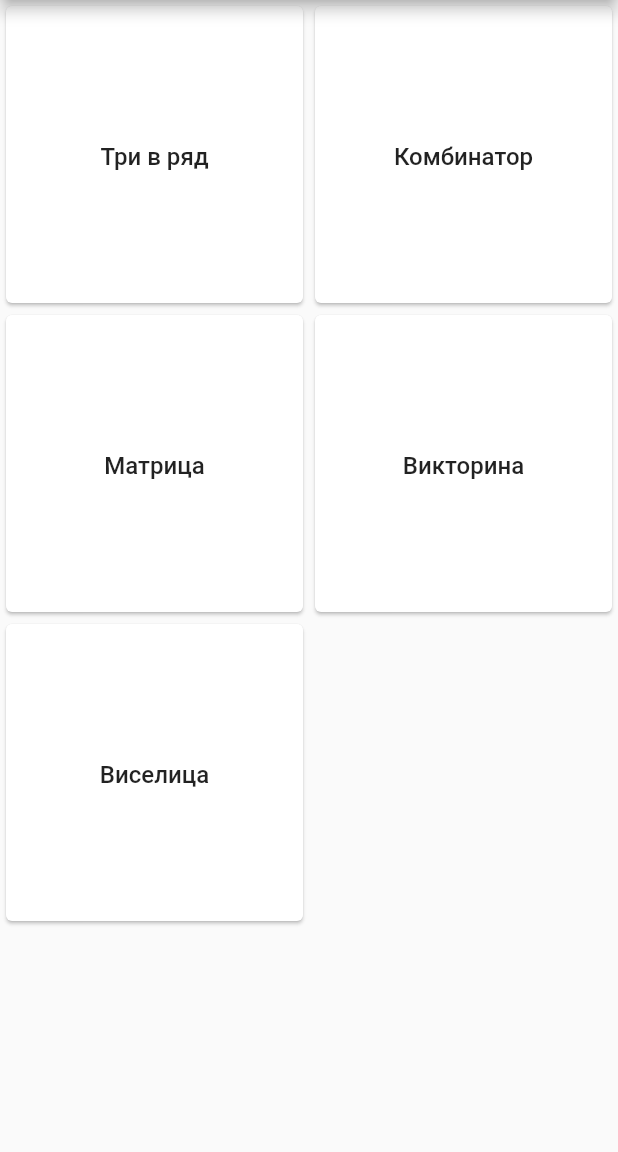
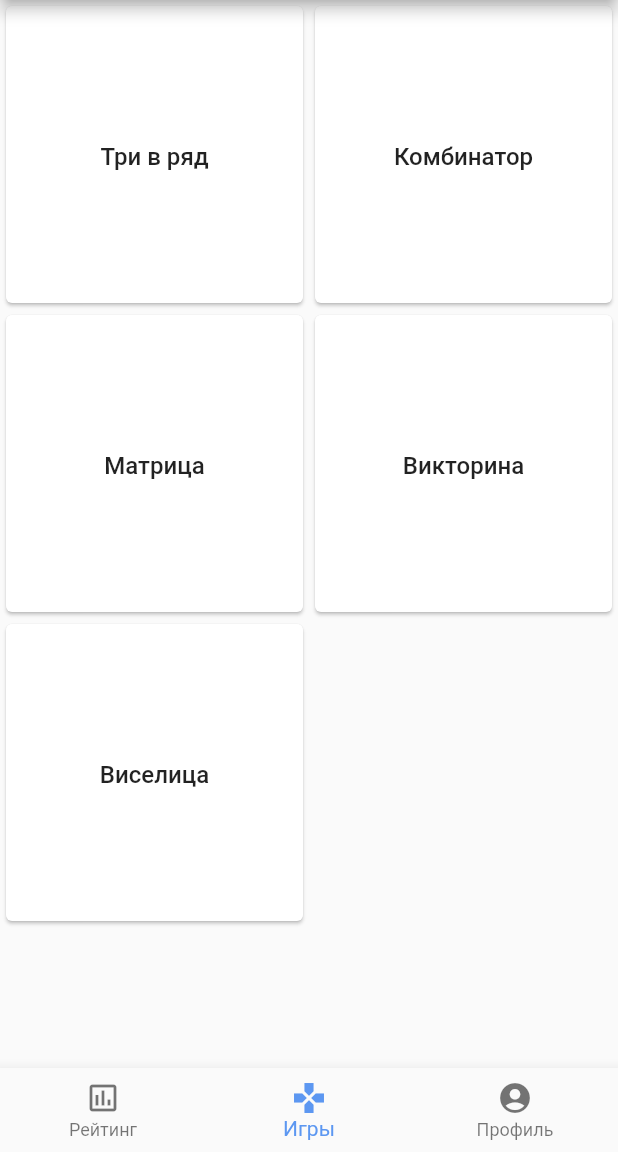
Before and after one commit to itookyourboo/vtb_moretech, a Flutter app: the screen it shows after launch, on a phone screen of 412 x 824 dp, the part 84-1236 px from its top. Run offline on Flutter 3.47's test engine with Material 2 defaults, Android fonts, the light colour scheme and no system bars; our stand-ins replace date_format, flutter_spinkit, material_design_icons_flutter, rflutter_alert, sqflite; accounts and stored records are empty.

Commit message:
MenuScreen with tabs

```diff
--- a/lib/main.dart
+++ b/lib/main.dart
@@ -1,5 +1,6 @@
 import 'package:flutter/material.dart';
-import 'package:moretech_vtb/screen/my_home_page.dart';
+import 'package:moretech_vtb/screen/games_page.dart';
+import 'package:moretech_vtb/screen/main_screen.dart';
 
 void main() {
   runApp(const MyApp());
@@ -11,11 +12,11 @@ class MyApp extends StatelessWidget {
   @override
   Widget build(BuildContext context) {
     return MaterialApp(
-      title: 'Flutter Demo',
+      title: 'Финансовая игротека',
       theme: ThemeData(
         primarySwatch: Colors.blue,
       ),
-      home: const MyHomePage(title: 'Финансовая игротека'),
+      home: MainScreen(),
     );
   }
 }
--- /dev/null
+++ b/lib/screen/games_page.dart
@@ -0,0 +1,66 @@
+import 'package:flutter/material.dart';
+import 'package:moretech_vtb/assets/vtb_ui_typography.dart';
+import 'package:moretech_vtb/screen/flutter_hangman/screens/game_screen.dart';
+import 'package:moretech_vtb/screen/flutter_hangman/screens/home_screen.dart';
+
+import 'flutter_hangman/utilities/hangman_words.dart';
+
+class GamesPage extends StatelessWidget {
+  const GamesPage({Key? key}) : super(key: key);
+
+  @override
+  Widget build(BuildContext context) {
+    HangmanWords hangmanWords = HangmanWords();
+    hangmanWords.readWords();
+
+    return GridView.count(
+        crossAxisCount: 2,
+        children: [
+          GameCard(text: 'Три в ряд', routeScreen: GameScreen(
+              hangmanObject: HangmanWords()
+          )),
+          GameCard(text: 'Комбинатор', routeScreen: GameScreen(
+              hangmanObject: HangmanWords()
+          )),
+          GameCard(text: 'Матрица', routeScreen: GameScreen(
+              hangmanObject: HangmanWords()
+          )),
+          GameCard(text: 'Викторина', routeScreen: GameScreen(
+              hangmanObject: HangmanWords()
+          )),
+          GameCard(
+            text: 'Виселица',
+            routeScreen: GameScreen(
+              hangmanObject: hangmanWords
+            )
+          )
+        ]
+    );
+  }
+}
+
+class GameCard extends StatelessWidget {
+  final String text;
+  final Widget routeScreen;
+
+  const GameCard({Key? key, this.text = '', this.routeScreen = const GamesPage()}) : super(key: key);
+
+  @override
+  Widget build(BuildContext context) {
+    return GridTile(
+        child: Card(
+          child: InkWell(
+              child: Center(
+                  child: Text(text, style: headline)
+              ),
+              onTap: () {
+                Navigator.push(
+                  context,
+                  MaterialPageRoute(builder: (context) => routeScreen)
+                );
+              },
+          )
+        )
+    );
+  }
+}
--- /dev/null
+++ b/lib/screen/main_screen.dart
@@ -0,0 +1,59 @@
+import 'package:flutter/cupertino.dart';
+import 'package:flutter/material.dart';
+import 'package:moretech_vtb/assets/vtb_ui_colors_dark.dart';
+import 'package:moretech_vtb/screen/games_page.dart';
+import 'package:moretech_vtb/screen/profile_page.dart';
+import 'package:moretech_vtb/screen/progress_page.dart';
+
+class MainScreen extends StatefulWidget {
+  const MainScreen({Key? key}): super(key: key);
+
+  @override
+  State<MainScreen> createState() => _MainScreenState();
+}
+
+class _MainScreenState extends State<MainScreen> {
+  int _selectedIndex = 1;
+  static const List<StatelessWidget> _widgets = <StatelessWidget>[
+    ProgressPage(),
+    GamesPage(),
+    ProfilePage()
+  ];
+
+  void _onItemTapped(int index) {
+    setState(() {
+      _selectedIndex = index;
+    });
+  }
+
+  @override
+  Widget build(BuildContext context) {
+    return Scaffold(
+      appBar: AppBar(
+        title: const Text('Финансовая игротека'),
+      ),
+      body: Center(
+        child: _widgets.elementAt(_selectedIndex),
+      ),
+      bottomNavigationBar: BottomNavigationBar(
+        items: const <BottomNavigationBarItem>[
+          BottomNavigationBarItem(
+            icon: Icon(Icons.assessment_outlined),
+            label: 'Рейтинг',
+          ),
+          BottomNavigationBarItem(
+            icon: Icon(Icons.games),
+            label: 'Игры',
+          ),
+          BottomNavigationBarItem(
+            icon: Icon(Icons.account_circle),
+            label: 'Профиль',
+          ),
+        ],
+        currentIndex: _selectedIndex,
+        selectedItemColor: blue70,
+        onTap: _onItemTapped,
+      ),
+    );
+  }
+}
--- a/lib/screen/my_home_page.dart
+++ /dev/null
@@ -1,62 +0,0 @@
-import 'package:flutter/material.dart';
-import 'package:moretech_vtb/assets/vtb_ui_typography.dart';
-
-class MyHomePage extends StatefulWidget {
-  const MyHomePage({Key? key, required this.title}) : super(key: key);
-
-  final String title;
-
-  @override
-  State<MyHomePage> createState() => _MyHomePageState();
-}
-
-class _MyHomePageState extends State<MyHomePage> {
-  int _counter = 0;
-
-  void _incrementCounter() {
-    setState(() {
-      _counter++;
-    });
-  }
-
-  @override
-  Widget build(BuildContext context) {
-    return Scaffold(
-      appBar: AppBar(
-        title: Text(widget.title),
-      ),
-      body: GridView.count(
-        crossAxisCount: 2,
-        children: const [
-          GameCard(text: 'Три в ряд'),
-          GameCard(text: 'Комбинатор'),
-          GameCard(text: 'Матрица'),
-          GameCard(text: 'Викторина'),
-          GameCard(text: 'Виселица')
-        ],
-      ),
-    );
-  }
-}
-
-class GameCard extends StatelessWidget {
-  final String text;
-
-  const GameCard({Key? key, this.text = ''}) : super(key: key);
-
-  @override
-  Widget build(BuildContext context) {
-    return GridTile(
-        child: Card(
-          child: InkWell(
-              child: Center(
-                  child: Text(text, style: headline)
-              ),
-              onTap: () {
-                // Something happens
-              },
-          )
-        )
-    );
-  }
-}
--- /dev/null
+++ b/lib/screen/profile_page.dart
@@ -0,0 +1,16 @@
+import 'package:flutter/material.dart';
+import 'package:moretech_vtb/assets/vtb_ui_typography.dart';
+
+class ProfilePage extends StatelessWidget {
+  const ProfilePage({Key? key}) : super(key: key);
+
+  @override
+  Widget build(BuildContext context) {
+    return const Center(
+        child: Text(
+          'Profile Page',
+          style: largeTitle1,
+        )
+    );
+  }
+}
--- /dev/null
+++ b/lib/screen/progress_page.dart
@@ -0,0 +1,16 @@
+import 'package:flutter/material.dart';
+import 'package:moretech_vtb/assets/vtb_ui_typography.dart';
+
+class ProgressPage extends StatelessWidget {
+  const ProgressPage({Key? key}) : super(key: key);
+
+  @override
+  Widget build(BuildContext context) {
+    return const Center(
+      child: Text(
+        'Progress Page',
+        style: largeTitle1,
+      )
+    );
+  }
+}
```
